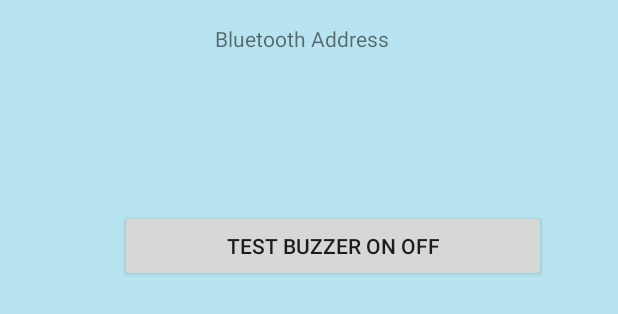
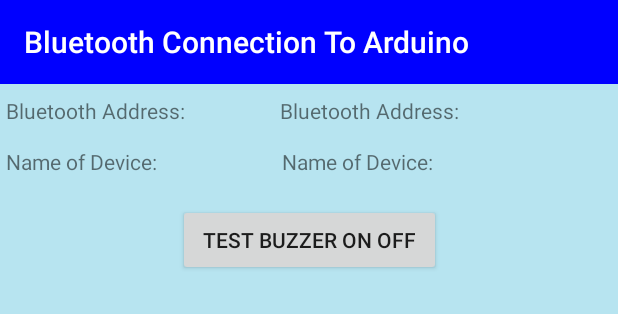
Before and after one commit to kacper97/EmergencyEscaper, an Android app: the layout activity_bluetooth.xml on its own in the app's theme, with its tools: preview values and no code run, on a phone screen of 412 x 824 dp. Shown: the top 314 px of the screen. Run offline under Robolectric (Android 15) with nearby library versions, the phone set to English and light mode, and no system bars.

Commit message:
Arduino connected to bluetooth through module

```diff
--- a/app/src/main/java/org/wit/emergencyescape/activities/BluetoothConnector.java
+++ b/app/src/main/java/org/wit/emergencyescape/activities/BluetoothConnector.java
@@ -21,13 +21,14 @@ public class BluetoothConnector extends Activity implements OnClickListener {
 
     Button i1;
     TextView t1;
-
+    TextView t2;
     String address = null , name=null;
     BluetoothAdapter myBluetooth = null;
     BluetoothSocket btSocket = null;
     Set<BluetoothDevice> pairedDevices;
-    // number from my bluetooth module below- entered random number below to debug
-    static final UUID myUUID = UUID.fromString("00001101-0000-1000-8000-00805F9B34FB");
+    // uuid
+    //password for pairing was 123456
+    static final UUID myUUID = UUID.fromString("0000FFE7-0000-1000-8000-00805F9B34FB");
 
     @Override
     protected void onCreate(Bundle savedInstanceState)
@@ -41,6 +42,7 @@ public class BluetoothConnector extends Activity implements OnClickListener {
     private void setw() throws IOException
     {
         t1=(TextView)findViewById(R.id.textView1);
+        t2=(TextView)findViewById(R.id.textView2);
         bluetooth_connect_device();
 
         i1=(Button)findViewById(R.id.button1);
@@ -65,13 +67,13 @@ public class BluetoothConnector extends Activity implements OnClickListener {
             {
                 for(BluetoothDevice bt : pairedDevices)
                 {
-                    address=bt.getAddress();
-                    name = bt.getName();
-                    t1.setText(address );
+                    address= bt.getAddress();
+                    name = bt.getName().toString();
+                    t1.setText(address);
+                    t2.setText(name);
                     Toast.makeText(getApplicationContext(),"Connected", Toast.LENGTH_SHORT).show();
                 }
             }
-
         }
         catch(Exception e){
         }
@@ -88,12 +90,10 @@ public class BluetoothConnector extends Activity implements OnClickListener {
     {
         try
         {
-
         }
         catch (Exception e)
         {
             Toast.makeText(getApplicationContext(),e.getMessage(), Toast.LENGTH_SHORT).show();
-
         }
 
     }
--- a/app/src/main/res/layout/activity_bluetooth.xml
+++ b/app/src/main/res/layout/activity_bluetooth.xml
@@ -1,35 +1,87 @@
-<RelativeLayout xmlns:android="http://schemas.android.com/apk/res/android"
-                xmlns:tools="http://schemas.android.com/tools"
+<?xml version="1.0" encoding="utf-8"?>
+<androidx.constraintlayout.widget.ConstraintLayout
+        xmlns:android="http://schemas.android.com/apk/res/android"
+        xmlns:tools="http://schemas.android.com/tools"
+        xmlns:app="http://schemas.android.com/apk/res-auto"
+        android:layout_width="match_parent"
+        android:layout_height="match_parent"
+        tools:context=".activities.BluetoothConnector" android:background="@drawable/ggf">
+
+    <TextView
+            android:text="@string/bluetoothname"
+            android:layout_width="126dp"
+            android:layout_height="29dp"
+            android:id="@+id/textView9"
+            app:layout_constraintStart_toStartOf="parent" android:layout_marginStart="4dp"
+            android:layout_marginTop="8dp" app:layout_constraintTop_toBottomOf="@+id/textView8"
+    />
+    <TextView
+            android:id="@+id/textView8"
+            android:layout_width="124dp"
+            android:layout_height="26dp"
+            android:layout_above="@+id/textView2"
+            android:text="@string/bluetoothaddress"
+            android:layout_alignParentStart="true"
+            android:layout_alignParentEnd="true"
+            app:layout_constraintStart_toStartOf="parent" android:layout_marginTop="8dp"
+            app:layout_constraintTop_toBottomOf="@+id/relativeLayout" android:layout_marginStart="4dp"/>
+    <RelativeLayout
+            android:layout_width="match_parent"
+            android:layout_height="wrap_content" android:id="@+id/relativeLayout">
+
+        <com.google.android.material.appbar.AppBarLayout
+                android:id="@+id/appBarLayout"
                 android:layout_width="match_parent"
-                android:layout_height="match_parent"
-                android:background="@drawable/ggf"
-                android:paddingBottom="@dimen/activity_vertical_margin"
-                android:paddingLeft="@dimen/activity_horizontal_margin"
-                android:paddingRight="@dimen/activity_horizontal_margin"
-                android:paddingTop="@dimen/activity_vertical_margin"
-                tools:context="org.wit.emergencyescape.activities.BluetoothConnector" >
+                android:layout_height="wrap_content"
+                android:background="@color/colorPrimary"
+                android:fitsSystemWindows="true"
+                app:elevation="0dip"
+                app:theme="@style/ThemeOverlay.AppCompat.Dark.ActionBar">
+
+            <androidx.appcompat.widget.Toolbar
+                    android:id="@+id/toolbarImage"
+                    android:layout_width="match_parent"
+                    android:layout_height="wrap_content"
+                    app:titleTextColor="@color/colorWhite"
+                    app:title="@string/bluetooth"/>
+        </com.google.android.material.appbar.AppBarLayout>
+    </RelativeLayout>
 
     <Button
             android:id="@+id/button1"
-            android:layout_width="wrap_content"
+            android:layout_width="175dp"
             android:layout_height="wrap_content"
             android:layout_alignParentLeft="true"
             android:layout_alignParentRight="true"
             android:text="Test Buzzer On Off"
-            android:layout_marginLeft="64dp"
-            android:layout_marginTop="124dp"
             android:layout_alignParentTop="true"
-            android:layout_marginRight="32dp"/>
+            android:layout_marginStart="8dp"
+            app:layout_constraintStart_toStartOf="parent" android:layout_marginEnd="8dp"
+            app:layout_constraintEnd_toEndOf="parent"
+            app:layout_constraintHorizontal_bias="0.502" android:layout_marginTop="8dp"
+            app:layout_constraintTop_toBottomOf="@+id/textView2"/>
 
 
     <TextView
             android:id="@+id/textView1"
-            android:layout_width="158dp"
-            android:layout_height="22dp"
+            android:layout_width="175dp"
+            android:layout_height="30dp"
             android:layout_above="@+id/textView2"
-            android:layout_marginBottom="20dp"
             android:text="@string/bluetoothaddress"
             android:layout_alignParentStart="true"
-            android:layout_marginStart="127dp" android:layout_alignParentEnd="true" android:layout_marginEnd="83dp"/>
+            android:layout_alignParentEnd="true" app:layout_constraintEnd_toEndOf="parent"
+            android:layout_marginTop="8dp"
+            app:layout_constraintTop_toBottomOf="@+id/relativeLayout"
+            app:layout_constraintStart_toEndOf="@+id/textView8" android:layout_marginStart="8dp"/>
+    <TextView
+            android:text="@string/bluetoothname"
+            android:layout_width="175dp"
+            android:layout_height="30dp"
+            android:id="@+id/textView2"
+            android:layout_marginTop="4dp"
+            app:layout_constraintTop_toBottomOf="@+id/textView1" app:layout_constraintEnd_toEndOf="parent"
+            android:layout_marginEnd="8dp"
+            app:layout_constraintStart_toEndOf="@+id/textView9" android:layout_marginStart="8dp"
+            app:layout_constraintHorizontal_bias="0.555"/>
 
-</RelativeLayout>
+</androidx.constraintlayout.widget.ConstraintLayout>
--- a/app/src/main/res/layout/activity_changepassword.xml
+++ b/app/src/main/res/layout/activity_changepassword.xml
@@ -61,6 +61,7 @@
                     android:layout_width="match_parent"
                     android:layout_height="wrap_content"
                     app:titleTextColor="@color/colorWhite"
+                    app:title="@string/changePassword"
             />
         </com.google.android.material.appbar.AppBarLayout>
     </RelativeLayout>
--- a/app/src/main/res/layout/activity_deactivate.xml
+++ b/app/src/main/res/layout/activity_deactivate.xml
@@ -25,6 +25,7 @@
                     android:layout_width="match_parent"
                     android:layout_height="wrap_content"
                     app:titleTextColor="@color/colorWhite"
+                    app:title="@string/deactivate"
             />
         </com.google.android.material.appbar.AppBarLayout>
     </RelativeLayout>
--- a/app/src/main/res/layout/activity_help.xml
+++ b/app/src/main/res/layout/activity_help.xml
@@ -26,6 +26,7 @@
                     android:layout_width="match_parent"
                     android:layout_height="wrap_content"
                     app:titleTextColor="@color/colorWhite"
+                    app:title="@string/help"
             />
         </com.google.android.material.appbar.AppBarLayout>
     </RelativeLayout>
--- a/app/src/main/res/layout/activity_home.xml
+++ b/app/src/main/res/layout/activity_home.xml
@@ -25,6 +25,7 @@
                     android:layout_width="match_parent"
                     android:layout_height="wrap_content"
                     app:titleTextColor="@color/colorWhite"
+                    app:title="@string/mainApp"
             />
         </com.google.android.material.appbar.AppBarLayout>
     </RelativeLayout>
--- a/app/src/main/res/values/strings.xml
+++ b/app/src/main/res/values/strings.xml
@@ -50,7 +50,9 @@
         are now
     </string>
     <string name="getbluetooth">Bluetooth arduino</string>
-    <string name="bluetoothaddress">Bluetooth Address</string>
+    <string name="bluetoothaddress">Bluetooth Address: </string>
     <string name="deactivate">Deactivate Account</string>
     <string name="welcome">Welcome</string>
+    <string name="bluetooth">Bluetooth Connection To Arduino</string>
+    <string name="bluetoothname"> Name of Device: </string>
 </resources>
```
Also changed, not shown: 2 other files.
